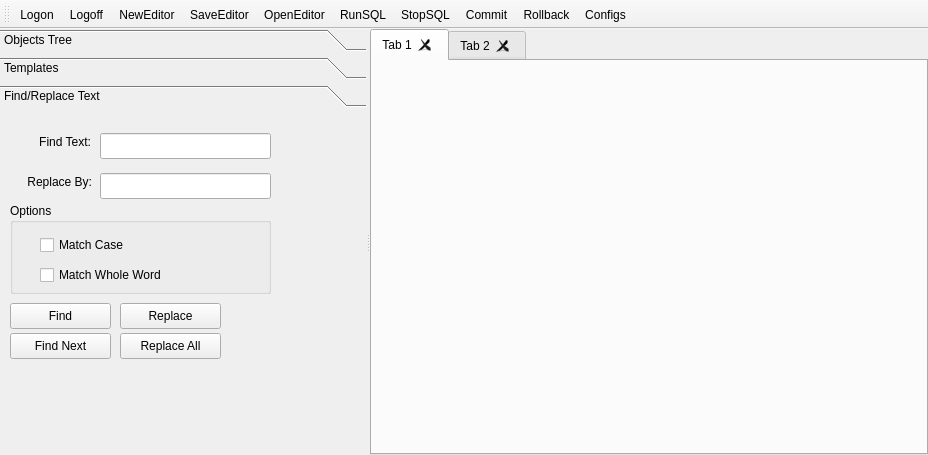
First picture: the form in ui/d_principal.ui, repository hugojunior-e/algarsql, before the edit.
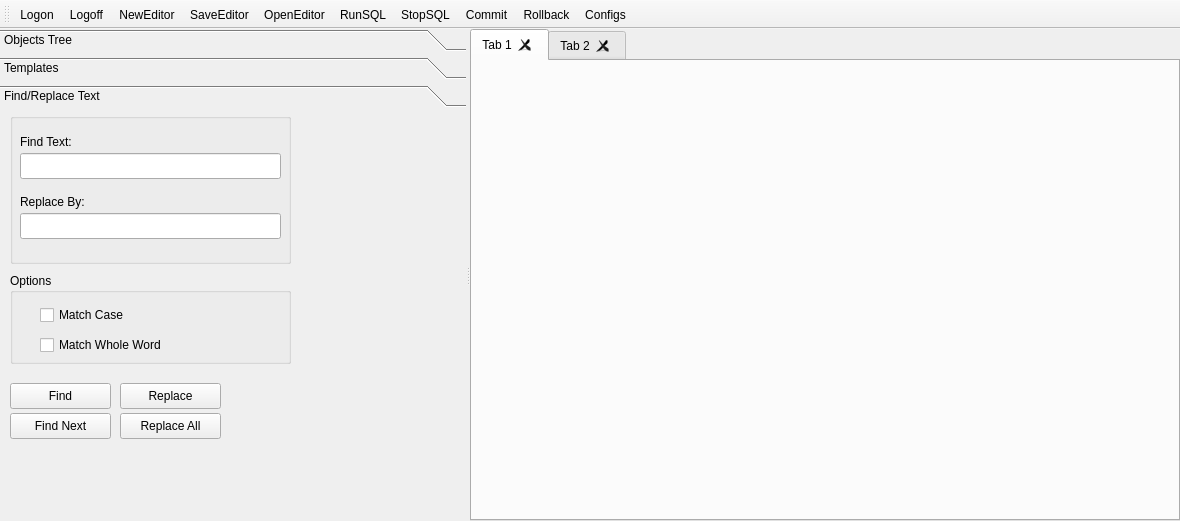
Second picture: the form after the edit. The open tabs and pages were chosen to show the change. Icons and pictures are not drawn.

What changed in the file:
```diff
--- a/ui/d_principal.ui
+++ b/ui/d_principal.ui
@@ -6,8 +6,8 @@
    <rect>
     <x>0</x>
     <y>0</y>
-    <width>928</width>
-    <height>455</height>
+    <width>1180</width>
+    <height>521</height>
    </rect>
   </property>
   <property name="windowTitle">
@@ -131,67 +131,23 @@
         </layout>
        </widget>
        <widget class="QWidget" name="page_3">
+        <property name="geometry">
+         <rect>
+          <x>0</x>
+          <y>0</y>
+          <width>713</width>
+          <height>385</height>
+         </rect>
+        </property>
         <attribute name="label">
          <string>Find/Replace Text</string>
         </attribute>
-        <widget class="QLabel" name="label">
-         <property name="geometry">
-          <rect>
-           <x>20</x>
-           <y>20</y>
-           <width>71</width>
-           <height>18</height>
-          </rect>
-         </property>
-         <property name="text">
-          <string>Find Text:</string>
-         </property>
-         <property name="alignment">
-          <set>Qt::AlignRight|Qt::AlignTrailing|Qt::AlignVCenter</set>
-         </property>
-        </widget>
-        <widget class="QLineEdit" name="edt_find_text">
-         <property name="geometry">
-          <rect>
-           <x>100</x>
-           <y>20</y>
-           <width>171</width>
-           <height>26</height>
-          </rect>
-         </property>
-        </widget>
-        <widget class="QLabel" name="label_2">
-         <property name="geometry">
-          <rect>
-           <x>11</x>
-           <y>60</y>
-           <width>81</width>
-           <height>18</height>
-          </rect>
-         </property>
-         <property name="text">
-          <string>Replace By:</string>
-         </property>
-         <property name="alignment">
-          <set>Qt::AlignRight|Qt::AlignTrailing|Qt::AlignVCenter</set>
-         </property>
-        </widget>
-        <widget class="QLineEdit" name="edt_find_replace">
-         <property name="geometry">
-          <rect>
-           <x>100</x>
-           <y>60</y>
-           <width>171</width>
-           <height>26</height>
-          </rect>
-         </property>
-        </widget>
         <widget class="QGroupBox" name="groupBox">
          <property name="geometry">
           <rect>
            <x>10</x>
-           <y>90</y>
-           <width>261</width>
+           <y>160</y>
+           <width>281</width>
            <height>91</height>
           </rect>
          </property>
@@ -229,7 +185,7 @@
          <property name="geometry">
           <rect>
            <x>10</x>
-           <y>220</y>
+           <y>300</y>
            <width>101</width>
            <height>26</height>
           </rect>
@@ -242,7 +198,7 @@
          <property name="geometry">
           <rect>
            <x>10</x>
-           <y>190</y>
+           <y>270</y>
            <width>101</width>
            <height>26</height>
           </rect>
@@ -255,7 +211,7 @@
          <property name="geometry">
           <rect>
            <x>120</x>
-           <y>220</y>
+           <y>300</y>
            <width>101</width>
            <height>26</height>
           </rect>
@@ -268,7 +224,7 @@
          <property name="geometry">
           <rect>
            <x>120</x>
-           <y>190</y>
+           <y>270</y>
            <width>101</width>
            <height>26</height>
           </rect>
@@ -277,6 +233,71 @@
           <string>Replace</string>
          </property>
         </widget>
+        <widget class="QGroupBox" name="groupBox_2">
+         <property name="geometry">
+          <rect>
+           <x>10</x>
+           <y>0</y>
+           <width>281</width>
+           <height>151</height>
+          </rect>
+         </property>
+         <property name="title">
+          <string/>
+         </property>
+         <widget class="QLineEdit" name="edt_find_replace">
+          <property name="geometry">
+           <rect>
+            <x>10</x>
+            <y>100</y>
+            <width>261</width>
+            <height>26</height>
+           </rect>
+          </property>
+         </widget>
+         <widget class="QLabel" name="label">
+          <property name="geometry">
+           <rect>
+            <x>10</x>
+            <y>20</y>
+            <width>71</width>
+            <height>18</height>
+           </rect>
+          </property>
+          <property name="text">
+           <string>Find Text:</string>
+          </property>
+          <property name="alignment">
+           <set>Qt::AlignLeading|Qt::AlignLeft|Qt::AlignVCenter</set>
+          </property>
+         </widget>
+         <widget class="QLineEdit" name="edt_find_text">
+          <property name="geometry">
+           <rect>
+            <x>10</x>
+            <y>40</y>
+            <width>261</width>
+            <height>26</height>
+           </rect>
+          </property>
+         </widget>
+         <widget class="QLabel" name="label_2">
+          <property name="geometry">
+           <rect>
+            <x>10</x>
+            <y>80</y>
+            <width>81</width>
+            <height>18</height>
+           </rect>
+          </property>
+          <property name="text">
+           <string>Replace By:</string>
+          </property>
+          <property name="alignment">
+           <set>Qt::AlignLeading|Qt::AlignLeft|Qt::AlignVCenter</set>
+          </property>
+         </widget>
+        </widget>
        </widget>
       </widget>
       <widget class="QTabWidget" name="pc_editor">
```
Left out of the diff: 8 changed lines with no effect on the pictures.
